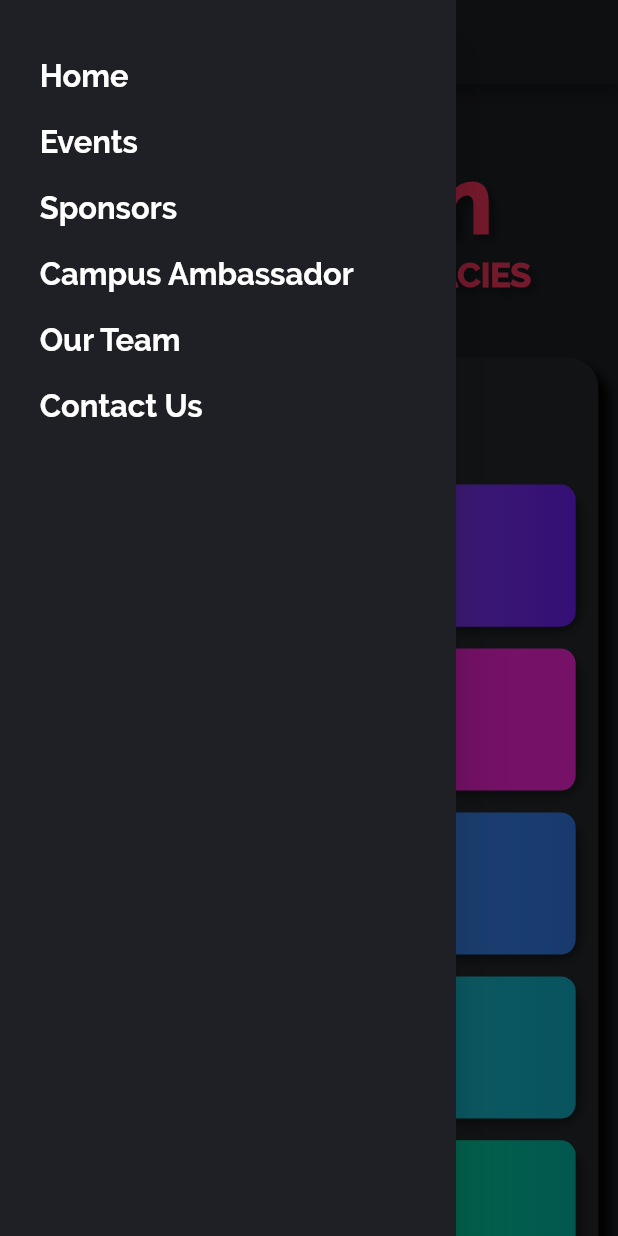
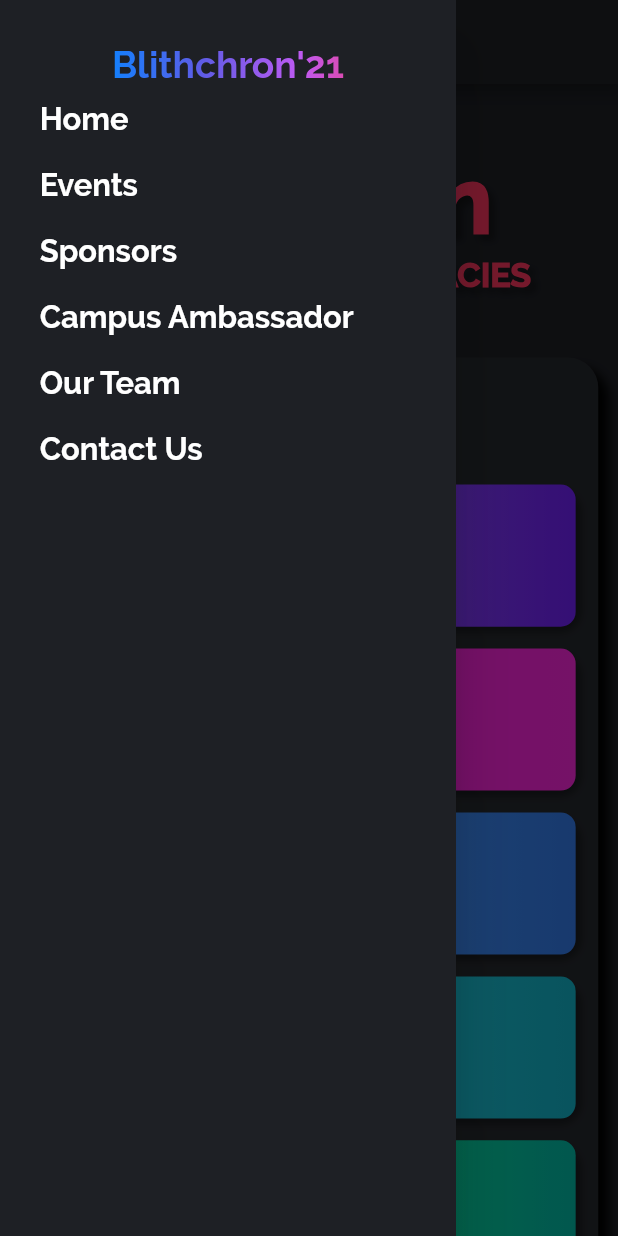
Before and after one commit to GautamV234/Blithchron, a Flutter app: the screen it shows after launch, with the side drawer open, on a phone screen of 412 x 824 dp. Run offline on Flutter 3.47's test engine with Material 2 defaults, Android fonts, the phone set to English and light mode, and no system bars; missing offline and left inert: vs_scrollbar.

Commit message:
DrawerAll+OnTap

```diff
--- a/lib/Screens/CampusAdvisorScreen.dart
+++ b/lib/Screens/CampusAdvisorScreen.dart
@@ -1,5 +1,6 @@
 import 'package:flutter/material.dart';
 import 'package:url_launcher/url_launcher.dart';
+import '../Widgets/MyDrawer.dart';
 
 final String aboutTheProgram =
     "Campus Ambassador program is a learning opportunity for every person wanting to learn leadership, teamwork and communication skill. Every year, we appoint CA’s from different colleges who spread the word about the event in their respective organizations. By working with different people outside of peer circle, this program brings a unique opportunity to learn how to work professionally and how to be an effective orator. By enrolling in the program, you would interact with the students of your college directly and become a connecting link between us and them.";
@@ -88,6 +89,7 @@ class CampusAdvisorScreen extends StatelessWidget {
     }
 
     return Scaffold(
+      drawer: MyDrawer(),
       backgroundColor: Color(0xff1e2025),
       appBar: AppBar(
         backgroundColor: Color(0xff1e2025),
--- a/lib/Screens/ContactUsScreen.dart
+++ b/lib/Screens/ContactUsScreen.dart
@@ -1,5 +1,6 @@
 import 'package:flutter/material.dart';
 import 'package:url_launcher/url_launcher.dart';
+import '../Widgets/MyDrawer.dart';
 
 class ContactUsScreen extends StatelessWidget {
   // @override
@@ -10,7 +11,6 @@ class ContactUsScreen extends StatelessWidget {
   final String twitterUrl = 'https://twitter.com/blithchroniitgn?lang=en';
   final String websiteUrl = 'https://blithchron.iitgn.ac.in';
   final String email = 'blithchron@iitgn.ac.in';
-
 
   final BoxDecoration shadow1 = BoxDecoration(
     color: Colors.grey.shade800,
@@ -93,6 +93,7 @@ class ContactUsScreen extends StatelessWidget {
     );
 
     return Scaffold(
+      drawer: MyDrawer(),
       backgroundColor: Color(0xff1e2025),
       appBar: AppBar(
         backgroundColor: Color(0xff1e2025),
--- a/lib/Screens/DevPage.dart
+++ b/lib/Screens/DevPage.dart
@@ -1,5 +1,6 @@
 import 'package:flutter/material.dart';
 import 'package:url_launcher/url_launcher.dart';
+import '../Widgets/MyDrawer.dart';
 
 class DevPage extends StatelessWidget {
   static const routeName = '\DevPage';
@@ -56,6 +57,7 @@ class DevPage extends StatelessWidget {
     );
 
     return Scaffold(
+        drawer: MyDrawer(),
         backgroundColor: Color(0xff1e2025),
         appBar: AppBar(
           backgroundColor: Color(0xff1e2025),
--- a/lib/Screens/EventsScreen.dart
+++ b/lib/Screens/EventsScreen.dart
@@ -3,6 +3,7 @@ import 'package:Blith1/Widgets/EventsItem.dart';
 import 'package:provider/provider.dart';
 import 'package:Blith1/Model/EventsModel.dart';
 import 'package:Blith1/Providers/EventsScreenProvider.dart';
+import '../Widgets/MyDrawer.dart';
 
 class EventsScreen extends StatelessWidget {
   // @override
@@ -41,6 +42,7 @@ class EventsScreen extends StatelessWidget {
     );
 
     return Scaffold(
+        drawer: MyDrawer(),
         backgroundColor: Color(0xff1e2025),
         // appBar: AppBar(
         //   backgroundColor: Color(0xff1e2025),
--- a/lib/Screens/HomeScreen.dart
+++ b/lib/Screens/HomeScreen.dart
@@ -220,7 +220,7 @@ class HomeScreen extends StatelessWidget {
                               return InkWell(
                                 onTap: () {
                                   Navigator.pushNamed(
-                                      context, currentEvent.routeName);
+                                      context, EventsScreen.routeName);
                                 },
                                 child: HomeScreenItem(
                                   dateDay: currentEvent.dateDay,
@@ -358,7 +358,8 @@ class HomeScreen extends StatelessWidget {
                                                       ],
                                                     ),
                                                     child: Container(
-                                                      height: 89.0,
+                                                      height: _screenHeight *
+                                                          0.10659,
                                                       decoration: BoxDecoration(
                                                           borderRadius:
                                                               BorderRadius.all(
--- a/lib/Screens/OurTeamScreen.dart
+++ b/lib/Screens/OurTeamScreen.dart
@@ -1,5 +1,6 @@
 import 'package:flutter/material.dart';
 import '../Widgets/OurTeamItem.dart';
+import '../Widgets/MyDrawer.dart';
 
 class OurTeamScreen extends StatelessWidget {
   // @override
@@ -99,6 +100,7 @@ class OurTeamScreen extends StatelessWidget {
     );
 
     return Scaffold(
+      drawer: MyDrawer(),
       backgroundColor: Color(0xff1e2025),
       appBar: AppBar(
         backgroundColor: Color(0xff1e2025),
--- a/lib/Screens/SponsorsScreen.dart
+++ b/lib/Screens/SponsorsScreen.dart
@@ -3,6 +3,7 @@ import 'package:provider/provider.dart';
 import '../Providers/SponsorsProvider.dart';
 import '../Model/SponsorModel.dart';
 import '../Widgets/SponsorItem.dart';
+import '../Widgets/MyDrawer.dart';
 
 class SponsorsScreen extends StatelessWidget {
   // @override
@@ -40,6 +41,7 @@ class SponsorsScreen extends StatelessWidget {
     );
 
     return Scaffold(
+        drawer: MyDrawer(),
         backgroundColor: Color(0xff1e2025),
         // appBar: AppBar(
         //   backgroundColor: Color(0xff1e2025),
--- a/lib/Widgets/MyDrawer.dart
+++ b/lib/Widgets/MyDrawer.dart
@@ -81,13 +81,13 @@ class MyDrawer extends StatelessWidget {
             /// Not decided whether to keep the Blithchron '21 heading or not,
             /// will confirm in the morning
 
-            // Text(
-            //   "Blithchron'21",
-            //   style: TextStyle(
-            //     foreground: Paint()..shader = linearGradient,
-            //     fontSize: _screenHeight * 0.03,
-            //   ),
-            // ),
+            Text(
+              "Blithchron'21",
+              style: TextStyle(
+                foreground: Paint()..shader = linearGradient,
+                fontSize: _screenHeight * 0.03,
+              ),
+            ),
             Expanded(
               child: SizedBox(
                 height: _screenHeight * 0.5,
```
Also changed, not shown: lib/Widgets/HomeScreenItem.dart (+5 -3 lines).
